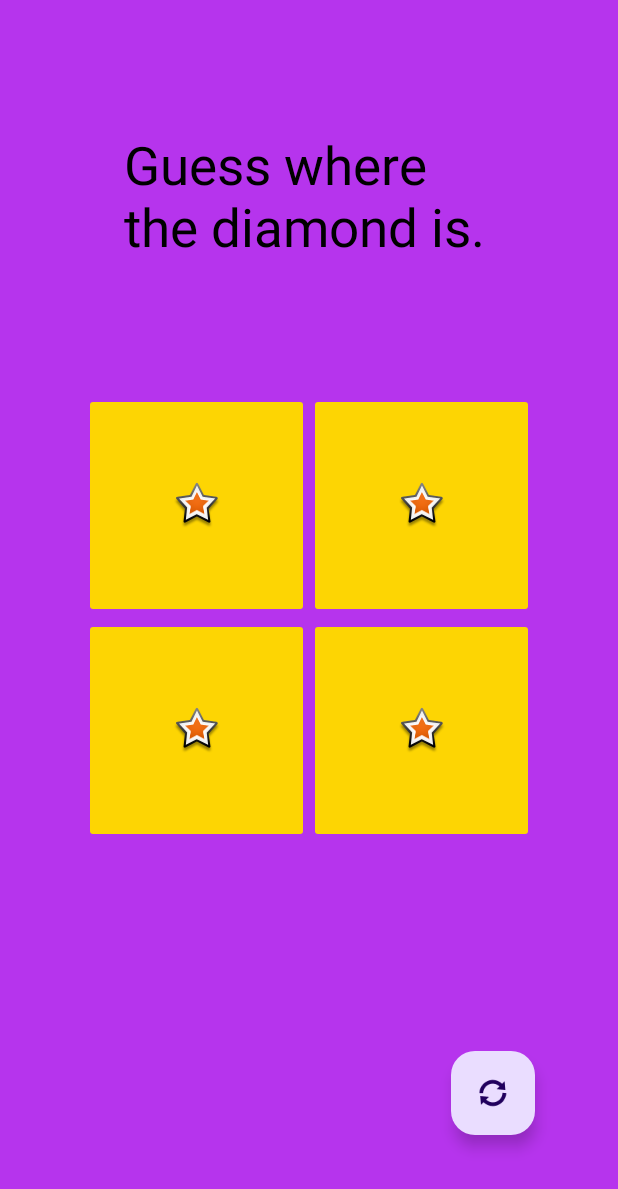
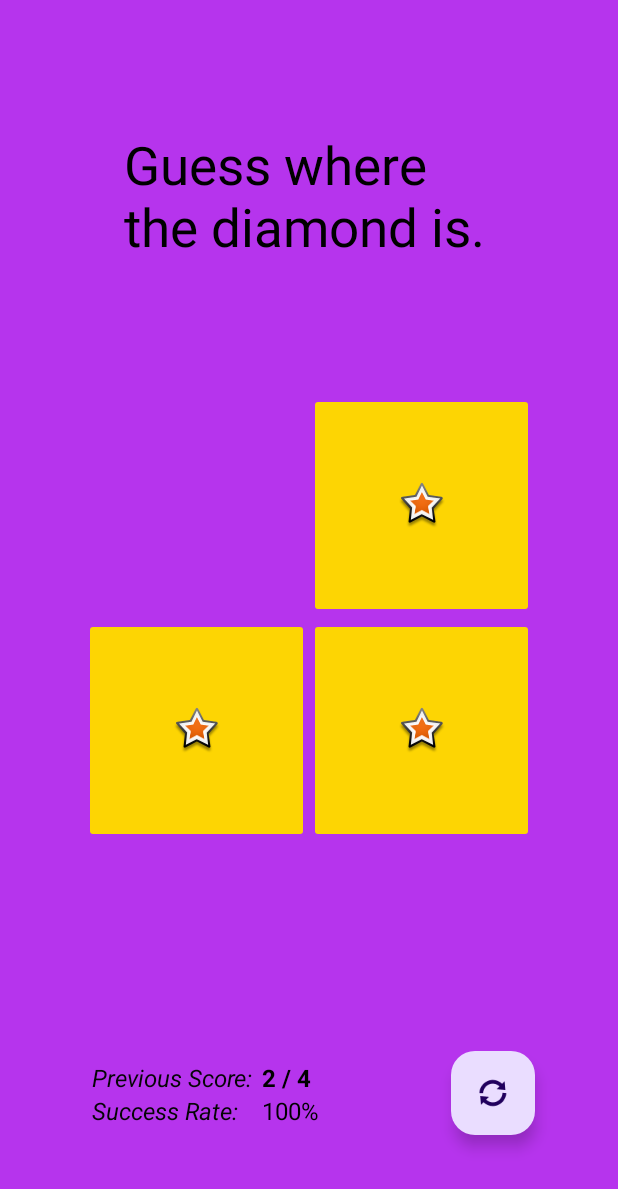
Before and after one commit to miikapihkola/AndroidJavaCourse, an Android app: the Game screen opened directly, with no data from a screen before it, after a tap on "Button", on a phone screen of 412 x 824 dp. Shown: the top 1189 px of the screen. Run offline under Robolectric (Android 15) with nearby library versions, the phone set to English and light mode, and no system bars.

Commit message:
HT6: Guess game Continued to work Game crashed due to timer when new game is called

```diff
--- a/app/src/main/java/com/example/androidjavacourse/Game.java
+++ b/app/src/main/java/com/example/androidjavacourse/Game.java
@@ -3,6 +3,8 @@ package com.example.androidjavacourse;
 import android.os.Bundle;
 import android.util.Log;
 import android.view.View;
+import android.view.animation.Animation;
+import android.view.animation.AnimationUtils;
 import android.widget.ImageButton;
 
 import androidx.activity.EdgeToEdge;
@@ -13,9 +15,16 @@ import androidx.core.view.WindowInsetsCompat;
 
 import com.google.android.material.floatingactionbutton.FloatingActionButton;
 
+import java.util.ArrayList;
+import java.util.Random;
+import java.util.Timer;
+import java.util.TimerTask;
+
 public class Game extends AppCompatActivity {
 
     public static final String TAG ="GuessGame";
+    public Integer rightChoice = 0;
+    public ArrayList<ImageButton> btnList = new ArrayList<ImageButton>();
     @Override
     protected void onCreate(Bundle savedInstanceState) {
         super.onCreate(savedInstanceState);
@@ -32,28 +41,28 @@ public class Game extends AppCompatActivity {
         btn1.setOnClickListener(new View.OnClickListener() {
             @Override
             public void onClick(View v) {
-                gameBtnPressed(1);
+                gameBtnPressed(0);
             }
         });
         ImageButton btn2 = (ImageButton) findViewById(R.id.gameBtn2);
         btn2.setOnClickListener(new View.OnClickListener() {
             @Override
             public void onClick(View v) {
-                gameBtnPressed(2);
+                gameBtnPressed(1);
             }
         });
         ImageButton btn3 = (ImageButton) findViewById(R.id.gameBtn3);
         btn3.setOnClickListener(new View.OnClickListener() {
             @Override
             public void onClick(View v) {
-                gameBtnPressed(3);
+                gameBtnPressed(2);
             }
         });
         ImageButton btn4 = (ImageButton) findViewById(R.id.gameBtn4);
         btn4.setOnClickListener(new View.OnClickListener() {
             @Override
             public void onClick(View v) {
-                gameBtnPressed(4);
+                gameBtnPressed(3);
             }
         });
         FloatingActionButton refBtn = (FloatingActionButton) findViewById(R.id.refreshBtn);
@@ -63,12 +72,73 @@ public class Game extends AppCompatActivity {
                 refreshGame();
             }
         });
+
+        btnList.add(btn1);
+        btnList.add(btn2);
+        btnList.add(btn3);
+        btnList.add(btn4);
+
+        newGame();
     }
 
+
+    // Buttons
     public void gameBtnPressed(int id){
         Log.d(TAG, "Button " + id + " clicked");
+        if (id == rightChoice){
+            success(id);
+        }
+        else {
+            failed(id);
+        }
     }
     public void refreshGame(){
         Log.d(TAG, "RefreshBtn clicked");
     }
+
+    // Update Score
+    public void updateScore(){
+        Log.d(TAG,"Score updated");
+    }
+
+    // Set New Game Round
+    public void newGame(){
+        Log.d(TAG,"New game round started");
+        rightChoice = getRng();
+        for (ImageButton btn: btnList) {
+            btn.setVisibility(View.VISIBLE);
+        }
+        Log.d(TAG,"New RNG is: " + rightChoice);
+    }
+
+    // Failed
+    public void failed(int id){
+        Log.d(TAG,"Failed guess");
+        Animation animation = AnimationUtils.loadAnimation(getApplicationContext(), R.anim.fade_animation);
+        btnList.get(id).startAnimation(animation);
+        btnList.get(id).setVisibility(View.INVISIBLE);
+    }
+
+    // Success
+    public void success(int id){
+        Log.d(TAG,"Successful guess");
+        Animation animation = AnimationUtils.loadAnimation(getApplicationContext(), R.anim.spin_animation);
+        btnList.get(id).startAnimation(animation);
+        btnList.get(id).setVisibility(View.INVISIBLE);
+        Timer timer = new Timer("Timer");
+        TimerTask tasknew = new TimerTask() {
+            @Override
+            public void run() {
+                newGame();
+            }
+        };
+        Log.d(TAG,"Timer started...");
+        timer.schedule(tasknew, 1000L);
+    }
+
+    // Get Rng
+    public int getRng(){
+        Random rand = new Random();
+       return rand.nextInt(4);
+    }
 }
--- a/app/src/main/java/com/example/androidjavacourse/HelloWorld.java
+++ b/app/src/main/java/com/example/androidjavacourse/HelloWorld.java
@@ -1,10 +1,10 @@
 package com.example.androidjavacourse;
 
-import android.content.Intent;
 import android.os.Bundle;
 import android.util.Log;
 import android.view.View;
 import android.widget.Button;
+import android.widget.TextView;
 
 import androidx.activity.EdgeToEdge;
 import androidx.appcompat.app.AppCompatActivity;
@@ -27,8 +27,6 @@ public class HelloWorld extends AppCompatActivity {
         });
         Log.i(TAG, "Created");
 
-        // Intents
-        Intent guessGame = new Intent(this, Game.class);
 
         // Start button
         Button startBtn = (Button) findViewById(R.id.StartBtn);
@@ -36,7 +34,13 @@ public class HelloWorld extends AppCompatActivity {
             @Override
             public void onClick(View v) {
                 Log.d(TAG, "button clicked");
-                startActivity(guessGame);
+                TextView text = (TextView) findViewById(R.id.Title);
+                if(text.getVisibility() == View.VISIBLE){
+                    text.setVisibility(View.GONE);
+                }
+                else {
+                    text.setVisibility(View.VISIBLE);
+                }
             }
         });
     }
--- a/app/src/main/java/com/example/androidjavacourse/MainActivity.java
+++ b/app/src/main/java/com/example/androidjavacourse/MainActivity.java
@@ -29,6 +29,7 @@ public class MainActivity extends AppCompatActivity {
         // Intents
         Intent hello = new Intent(this, HelloWorld.class);
         Intent calculator = new Intent(this, Calculator.class);
+        Intent game = new Intent(this, Game.class);
 
         // Buttons
         Button startHello = (Button) findViewById(R.id.mainHelloBtn);
@@ -48,5 +49,14 @@ public class MainActivity extends AppCompatActivity {
                 startActivity(calculator);
             }
         });
+
+        Button startGame = (Button) findViewById(R.id.mainGameBtn);
+        startGame.setOnClickListener(new View.OnClickListener() {
+            @Override
+            public void onClick(View v) {
+                Log.d(TAG, "gameBtn clicked");
+                startActivity(game);
+            }
+        });
     }
 }
--- /dev/null
+++ b/app/src/main/res/anim/fade_animation.xml
@@ -0,0 +1,7 @@
+<?xml version="1.0" encoding="utf-8"?>
+<set xmlns:android="http://schemas.android.com/apk/res/android">
+    <alpha
+        android:fromAlpha="0.0"
+        android:toAlpha="1.0"
+        android:duration="1000" />
+</set>
--- /dev/null
+++ b/app/src/main/res/anim/spin_animation.xml
@@ -0,0 +1,9 @@
+<?xml version="1.0" encoding="utf-8"?>
+<set xmlns:android="http://schemas.android.com/apk/res/android">
+    <rotate android:fromDegrees="0"
+        android:toDegrees="360"
+        android:pivotX="50%"
+        android:pivotY="50%"
+        android:duration="600"
+        android:interpolator="@android:anim/cycle_interpolator"/>
+</set>
--- a/app/src/main/res/layout/activity_game.xml
+++ b/app/src/main/res/layout/activity_game.xml
@@ -91,4 +91,67 @@
         app:layout_constraintVertical_bias="0.672"
         app:srcCompat="@android:drawable/ic_popup_sync" />
 
+    <LinearLayout
+        android:layout_width="wrap_content"
+        android:layout_height="wrap_content"
+        android:orientation="horizontal"
+        android:padding="5dp"
+        app:layout_constraintBottom_toBottomOf="parent"
+        app:layout_constraintEnd_toStartOf="@+id/refreshBtn"
+        app:layout_constraintHorizontal_bias="0.402"
+        app:layout_constraintStart_toStartOf="parent"
+        app:layout_constraintTop_toBottomOf="@+id/tableLayout"
+        app:layout_constraintVertical_bias="0.675">
+
+        <LinearLayout
+            android:layout_width="wrap_content"
+            android:layout_height="match_parent"
+            android:orientation="vertical">
+
+            <TextView
+                android:id="@+id/scoreboard_desc"
+                android:layout_width="wrap_content"
+                android:layout_height="wrap_content"
+                android:text="@string/game_points"
+                android:textColor="#050505"
+                android:textSize="16sp"
+                android:textStyle="italic" />
+
+            <TextView
+                android:id="@+id/scoreboard_desc2"
+                android:layout_width="wrap_content"
+                android:layout_height="wrap_content"
+                android:text="@string/game_percent"
+                android:textColor="#050505"
+                android:textSize="16sp"
+                android:textStyle="italic" />
+
+        </LinearLayout>
+
+        <LinearLayout
+            android:layout_width="match_parent"
+            android:layout_height="match_parent"
+            android:orientation="vertical">
+
+            <TextView
+                android:id="@+id/scoreboard_counter"
+                android:layout_width="wrap_content"
+                android:layout_height="wrap_content"
+                android:paddingLeft="6dp"
+                android:text="2 / 4"
+                android:textColor="#000000"
+                android:textSize="16sp"
+                android:textStyle="bold" />
+
+            <TextView
+                android:id="@+id/scoreboard_percent"
+                android:layout_width="wrap_content"
+                android:layout_height="wrap_content"
+                android:paddingLeft="6dp"
+                android:text="100%"
+                android:textColor="#000000"
+                android:textSize="16sp" />
+        </LinearLayout>
+    </LinearLayout>
+
 </androidx.constraintlayout.widget.ConstraintLayout>
--- a/app/src/main/res/layout/activity_main.xml
+++ b/app/src/main/res/layout/activity_main.xml
@@ -27,5 +27,11 @@
             android:layout_width="match_parent"
             android:layout_height="wrap_content"
             android:text="@string/start_calc" />
+
+        <Button
+            android:id="@+id/mainGameBtn"
+            android:layout_width="match_parent"
+            android:layout_height="wrap_content"
+            android:text="@string/start_game" />
     </LinearLayout>
 </androidx.constraintlayout.widget.ConstraintLayout>
--- a/app/src/main/res/values/strings.xml
+++ b/app/src/main/res/values/strings.xml
@@ -1,14 +1,17 @@
 <resources>
     <string name="app_name">AndroidJavaCourse</string>
     <string name="game_title">Hello</string>
-    <string name="game_startBtn">Start</string>
+    <string name="game_startBtn">Hello</string>
     <string name="image_description">Image</string>
     <string name="game_desc">Guess where the diamond is.</string>
     <string name="btn_desc">Button</string>
-    <string name="start_hello">Hello + Game</string>
+    <string name="start_hello">Hello</string>
     <string name="start_calc">Calculator</string>
     <string name="calculator_firstnumber">First number</string>
     <string name="calculator_secondnumber">Second number</string>
     <string name="calculator_total">Total</string>
     <string name="calculator_title">Calculator</string>
+    <string name="game_points">Previous Score:</string>
+    <string name="game_percent">Success Rate:</string>
+    <string name="start_game">Game</string>
 </resources>
```
Also changed, not shown: 1 other file.
